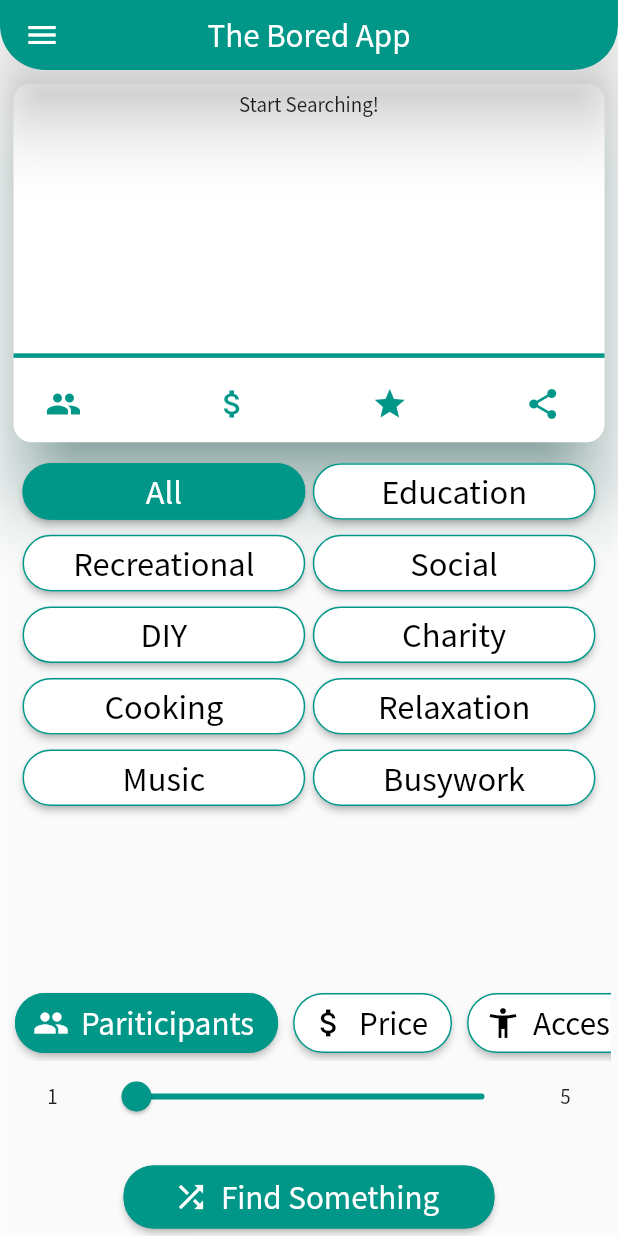
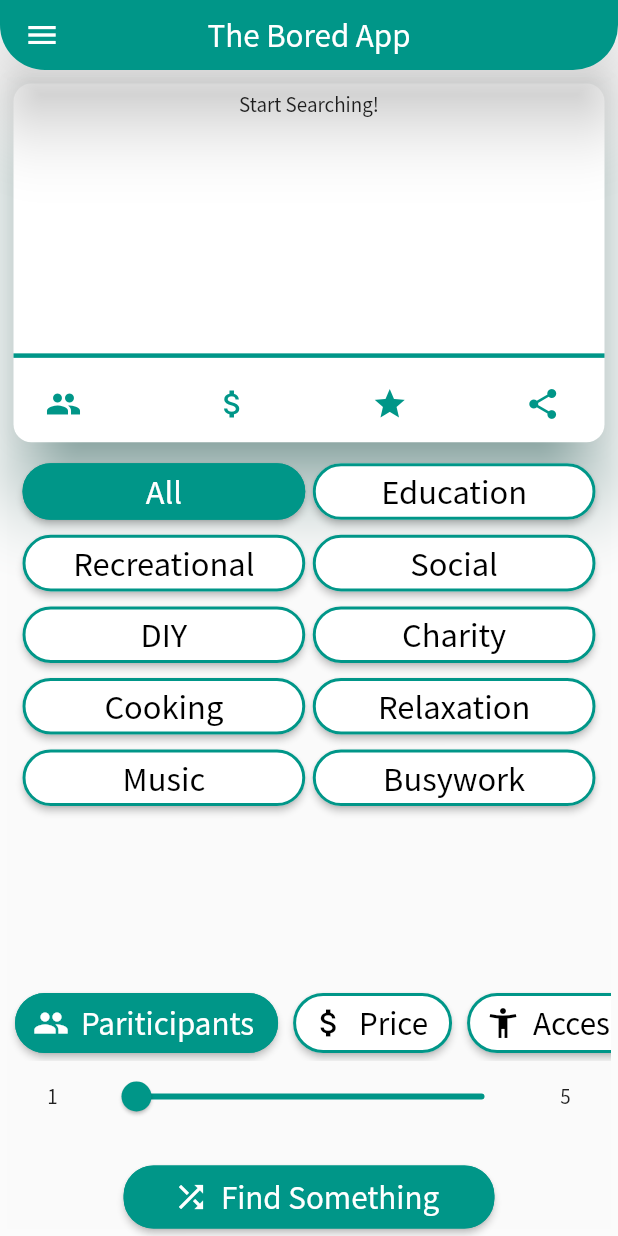
Before and after one commit to prabhaskumra/I-am-bored, a Flutter app: the screen it shows after launch, after a tap on "All", on a phone screen of 412 x 824 dp. Run offline on Flutter 3.47's test engine with Material 2 defaults, Android fonts, the phone set to English and light mode, and no system bars; our stand-ins replace flutter_linkify, share.

Commit message:
bug fixes

```diff
--- a/i_am_bored/lib/widgets/gridview_buttons.dart
+++ b/i_am_bored/lib/widgets/gridview_buttons.dart
@@ -33,6 +33,7 @@ class _GridViewButtonsState extends State<GridViewButtons> {
 
   void setColorKey(String key) {
     setState(() {
+      globals.colorKey = 'isGrid';
       vibrate();
       if (key == 'isAll') {
         isAll = true;
@@ -101,7 +102,10 @@ class _GridViewButtonsState extends State<GridViewButtons> {
   @override
   Widget build(BuildContext context) {
     var roundedRectangleBorder = RoundedRectangleBorder(
-      side: BorderSide(color: Theme.of(context).primaryColor),
+      side: BorderSide(
+          color: Theme.of(context).primaryColor,
+          width: 2,
+          style: BorderStyle.solid),
       borderRadius: BorderRadius.circular(20),
     );
 
--- a/i_am_bored/lib/widgets/list_view_buttons.dart
+++ b/i_am_bored/lib/widgets/list_view_buttons.dart
@@ -30,7 +30,10 @@ class _ListViewButtonsState extends State<ListViewButtons> {
   @override
   Widget build(BuildContext context) {
     var roundedRectangleBorder = RoundedRectangleBorder(
-      side: BorderSide(color: Theme.of(context).primaryColor),
+      side: BorderSide(
+        color: Theme.of(context).primaryColor,
+        width: 2,
+      ),
       borderRadius: BorderRadius.circular(20),
     );
 
@@ -42,9 +45,14 @@ class _ListViewButtonsState extends State<ListViewButtons> {
       // SystemChannels
     }
 
+    // if (globals.colorKey == 'isGrid') {
+    //   isParticipants = isAccessibility = isPrice;
+    // }
+
     void setKey(String key) {
       vibrate();
       setState(() {
+        globals.colorKey = 'isList';
         if (key == 'isParticipants') {
           isParticipants = true;
           isPrice = isAccessibility = isActivity = false;
@@ -60,7 +68,6 @@ class _ListViewButtonsState extends State<ListViewButtons> {
         }
       });
     }
-
 
     return Column(
       children: [
@@ -171,6 +178,7 @@ class _ListViewButtonsState extends State<ListViewButtons> {
                 value: isPrice
                     ? priceValue
                     : (isAccessibility ? accessValue : value),
+                autofocus: true,
                 onChanged: (newValue) {
                   setState(() {
                     if (isAccessibility)
```
Also changed, not shown: i_am_bored/lib/screens/home_screen.dart (+2 -14 lines).
